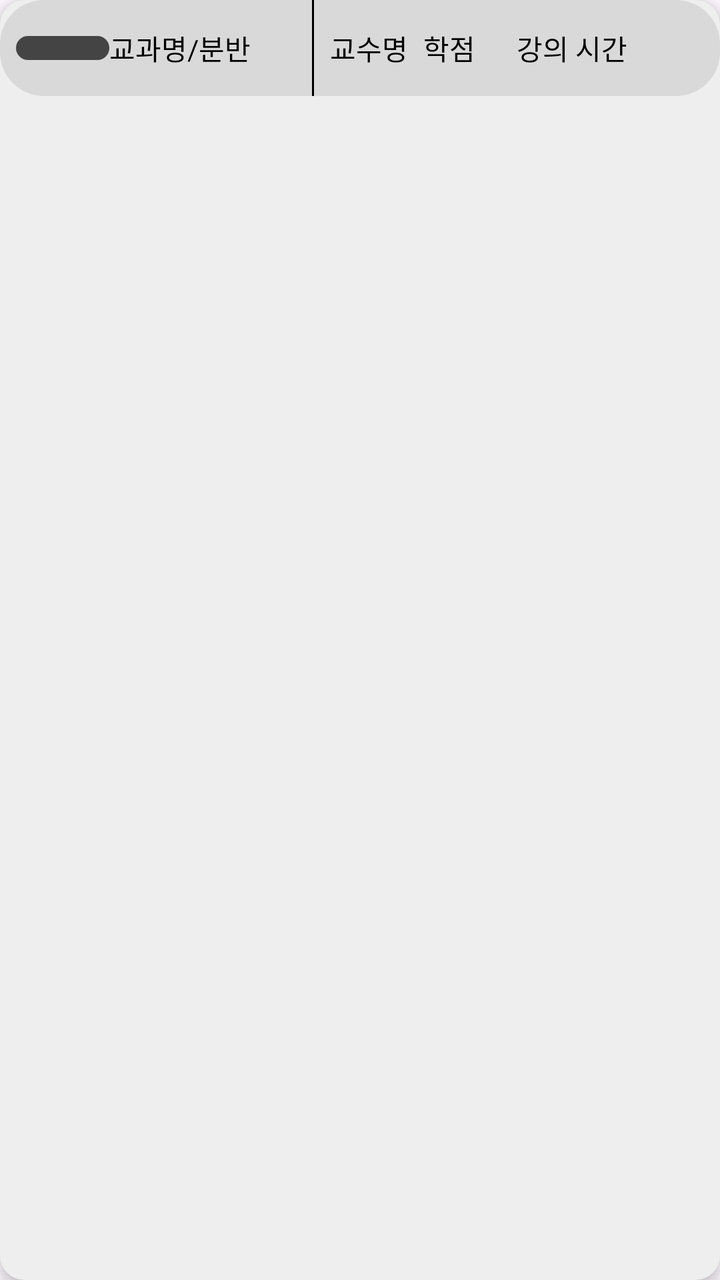
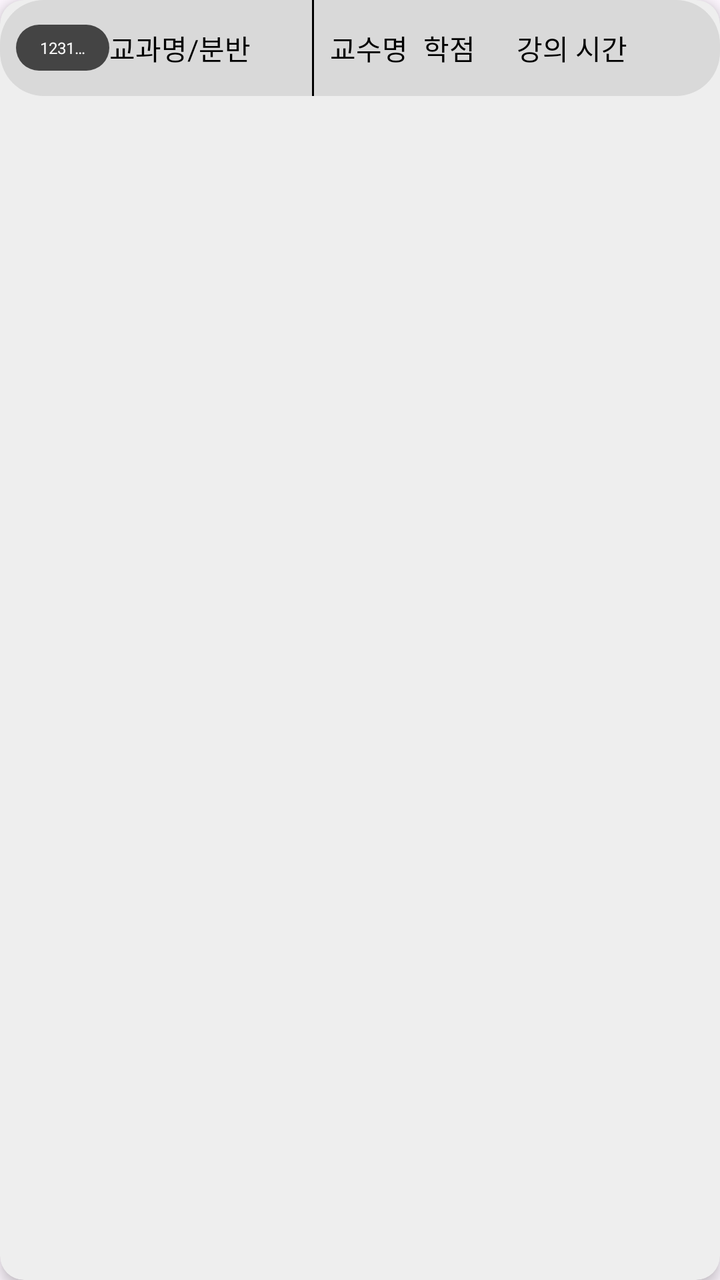

Screens rendered from an Android XML layout before and after an edit, with the pre-edit source and the edit as a unified diff.
<!-- AndroidManifest.xml: application theme Theme.Dcp_app -->
<!-- res/layout/item_class_info.xml -->
<?xml version="1.0" encoding="utf-8"?>
<androidx.cardview.widget.CardView
    xmlns:android="http://schemas.android.com/apk/res/android"
    xmlns:app="http://schemas.android.com/apk/res-auto"


    android:layout_width="match_parent"
    android:layout_height="wrap_content"
    android:layout_marginVertical="8dp"
    app:cardCornerRadius="12dp"
    app:cardElevation="4dp"
    android:backgroundTint="#EEEEEE"
    android:padding="12dp">

    <LinearLayout
        android:layout_width="match_parent"
        android:layout_height="wrap_content"
        android:orientation="horizontal"
        android:gravity="center_vertical"
        android:background="@drawable/class_card"
        android:paddingHorizontal="8dp">

        <LinearLayout
            android:layout_width="0dp"
            android:layout_height="wrap_content"
            android:layout_weight="1"
            android:background="@drawable/class_id"
            android:paddingVertical="6dp"
            android:paddingHorizontal="12dp"
            android:gravity="center"
            android:orientation="vertical">
            <TextView
                android:text="교과번호"
                android:textColor="#FFFFFF"
                android:textSize="12sp"
                android:maxLines="1"
                android:ellipsize="end" />
        </LinearLayout>

        <TextView
            android:text="교과명/분반"
            android:layout_width="0dp"
            android:layout_height="wrap_content"
            android:layout_weight="2"
            android:textSize="14sp"
            android:textColor="#000000"
            android:maxLines="1"
            android:ellipsize="end" />

        <View
            android:layout_width="1dp"
            android:layout_height="48dp"
            android:background="#000000"
            android:layout_marginHorizontal="8dp" />

        <TextView
            android:text="교수명"
            android:layout_width="0dp"
            android:layout_height="wrap_content"
            android:layout_weight="1"
            android:textSize="14sp"
            android:textColor="#000000"
            android:maxLines="1"
            android:ellipsize="end" />

        <TextView
            android:text="학점"
            android:layout_width="0dp"
            android:layout_height="wrap_content"
            android:layout_weight="1"
            android:textSize="14sp"
            android:textColor="#000000"
            android:maxLines="1"
            android:ellipsize="end" />

        <TextView
            android:text="강의 시간"
            android:layout_width="0dp"
            android:layout_height="wrap_content"
            android:layout_weight="2"
            android:textSize="14sp"
            android:textColor="#000000"
            android:maxLines="1"
            android:ellipsize="end" />
    </LinearLayout>
</androidx.cardview.widget.CardView>
<!-- resources referenced by this layout -->
<resources>
  <!-- drawable class_card (drawable) -->
  <?xml version="1.0" encoding="UTF-8"?>
  <shape
      xmlns:android="http://schemas.android.com/apk/res/android">
      <solid
          android:color="#D9D9D9"
          />
      <corners
          android:radius="22dp"
          />
  </shape>
  <!-- drawable class_id (drawable) -->
  <?xml version="1.0" encoding="UTF-8"?>
  <shape
      xmlns:android="http://schemas.android.com/apk/res/android">
      <solid
          android:color="#444444"
          />
      <corners
          android:radius="30dp"
          />
  </shape>
  <style name="Theme.Dcp_app" parent="Base.Theme.Dcp_app" />
  <style name="Base.Theme.Dcp_app" parent="Theme.Material3.DayNight.NoActionBar">
          
          
      </style>
</resources>

<!-- the commit's change to res/layout/item_class_info.xml (unified diff, before → after) -->
@@ -29,15 +29,20 @@
             android:paddingHorizontal="12dp"
             android:gravity="center"
             android:orientation="vertical">
+
             <TextView
-                android:text="교과번호"
+                android:id="@+id/class_id"
+                android:layout_width="match_parent"
+                android:layout_height="wrap_content"
+                android:ellipsize="end"
+                android:maxLines="1"
+                android:text="123123"
                 android:textColor="#FFFFFF"
-                android:textSize="12sp"
-                android:maxLines="1"
-                android:ellipsize="end" />
+                android:textSize="8sp" />
         </LinearLayout>
 
         <TextView
+            android:id="@+id/class_name"
             android:text="교과명/분반"
             android:layout_width="0dp"
             android:layout_height="wrap_content"
@@ -54,6 +59,7 @@
             android:layout_marginHorizontal="8dp" />
 
         <TextView
+            android:id="@+id/professor"
             android:text="교수명"
             android:layout_width="0dp"
             android:layout_height="wrap_content"
@@ -64,6 +70,7 @@
             android:ellipsize="end" />
 
         <TextView
+            android:id="@+id/credit"
             android:text="학점"
             android:layout_width="0dp"
             android:layout_height="wrap_content"
@@ -74,6 +81,7 @@
             android:ellipsize="end" />
 
         <TextView
+            android:id="@+id/schedule"
             android:text="강의 시간"
             android:layout_width="0dp"
             android:layout_height="wrap_content"
